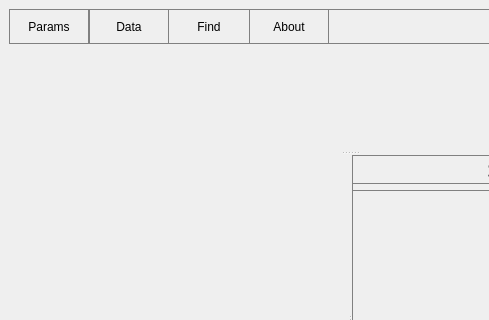
The window that ui/xml/mainwindow.ui (janoschortmann/abstract-screening) describes before a commit, drawn with Qt 5; both pictures show x 0 to 489 and y 0 to 320 of the 700 by 500 pixel window.
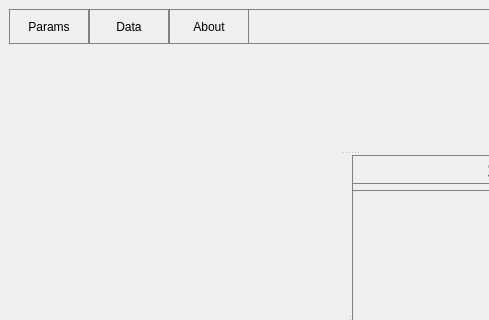
The same window after the commit.

Patch:
```diff
--- a/ui/xml/mainwindow.ui
+++ b/ui/xml/mainwindow.ui
@@ -10,6 +10,12 @@
     <height>500</height>
    </rect>
   </property>
+  <property name="sizePolicy">
+   <sizepolicy hsizetype="Expanding" vsizetype="Expanding">
+    <horstretch>0</horstretch>
+    <verstretch>0</verstretch>
+   </sizepolicy>
+  </property>
   <property name="windowTitle">
    <string>Comprehensive Abstsract Screening</string>
   </property>
@@ -74,22 +80,6 @@
          </property>
         </widget>
        </item>
-       <item>
-        <widget class="QPushButton" name="find">
-         <property name="minimumSize">
-          <size>
-           <width>80</width>
-           <height>35</height>
-          </size>
-         </property>
-         <property name="styleSheet">
-          <string notr="true">border: 0px solid grey;</string>
-         </property>
-         <property name="text">
-          <string>Find</string>
-         </property>
-        </widget>
-       </item>
        <item>
         <widget class="QPushButton" name="about">
          <property name="minimumSize">
```
Left out of the diff: 15 changed lines with no effect on the pictures.
